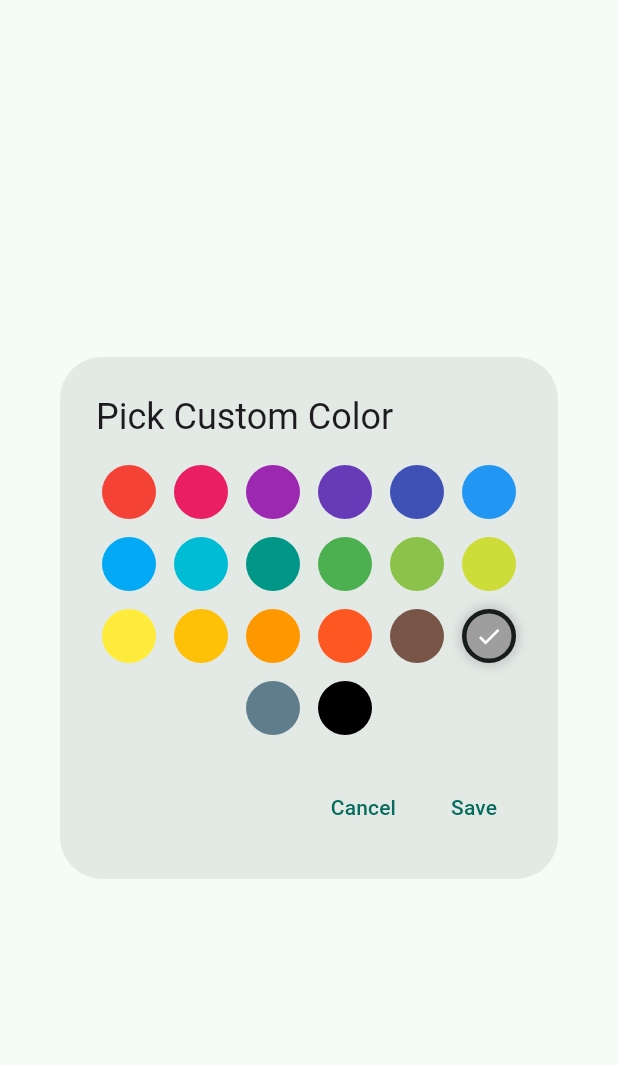
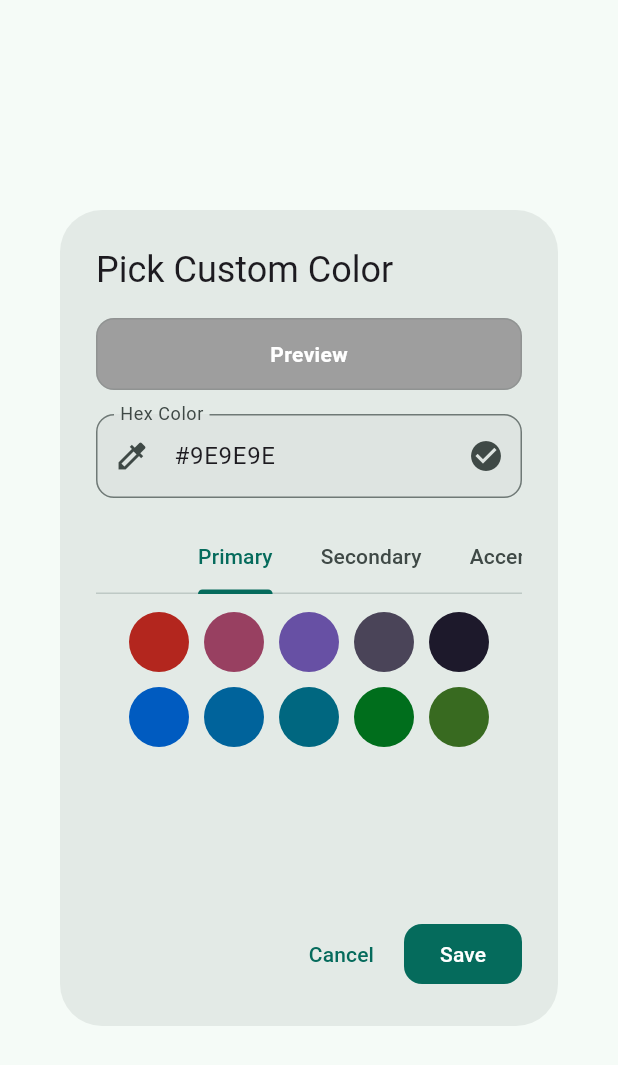
Before and after one commit to GREG0REG/CHATGPT-CODE-REPO, a Flutter app: the SimpleColorPickerDialog widget shown alone on an empty page, opened directly with empty values, on a phone screen of 412 x 824 dp. Shown: the top 1065 px of the screen. Run offline on Flutter 3.47's test engine with Material 3 defaults, Android fonts, the phone set to English and light mode, and no system bars; drawn by our look-alikes of dynamic_color; our stand-ins replace battery_plus, file_picker, fl_chart, flutter_local_notifications, flutter_tts, image_picker and 5 more; missing offline and left inert: workmanager; accounts and stored records are empty; statements that could not run were skipped.

Commit message:
Add Material 3 features to color picker dialog
Enhanced SimpleColorPickerDialog with Material 3 features including tonal palettes, hex input, and recent colors memory.

```diff
--- a/lib/WIDGET/simple_color_picker.dart
+++ b/lib/WIDGET/simple_color_picker.dart
@@ -1,13 +1,16 @@
 import 'package:flutter/material.dart';
+import 'package:flutter/services.dart';
 
-/// A simple preset-color picker dialog.
-/// Used by SettingsScreen > Custom Color.
+/// A simple preset-color picker dialog with Material 3 tonal palettes,
+/// hex input, and recent colors memory.
 class SimpleColorPickerDialog extends StatefulWidget {
   final Color initialColor;
+  final List<Color>? recentColors;
 
   const SimpleColorPickerDialog({
     super.key,
     required this.initialColor,
+    this.recentColors,
   });
 
   @override
@@ -15,10 +18,35 @@ class SimpleColorPickerDialog extends StatefulWidget {
       _SimpleColorPickerDialogState();
 }
 
-class _SimpleColorPickerDialogState extends State<SimpleColorPickerDialog> {
+class _SimpleColorPickerDialogState extends State<SimpleColorPickerDialog>
+    with SingleTickerProviderStateMixin {
   late Color _selected;
+  late TabController _tabController;
+  final _hexController = TextEditingController();
 
-  static const List<Color> _presets = [
+  // Material 3 tonal palettes
+  static const List<Color> _primaryTones = [
+    Color(0xFFB3261E), Color(0xFF984061), Color(0xFF6750A4),
+    Color(0xFF4A4458), Color(0xFF1D192B), Color(0xFF005BC0),
+    Color(0xFF00639B), Color(0xFF006780), Color(0xFF006E1C),
+    Color(0xFF386A20),
+  ];
+
+  static const List<Color> _secondaryTones = [
+    Color(0xFFE46962), Color(0xFFFFB4AB), Color(0xFFFFD8E4),
+    Color(0xFFE8DEF8), Color(0xFFD0BCFF), Color(0xFFCCC2DC),
+    Color(0xFF9CCAFF), Color(0xFF7D5260), Color(0xFF625B71),
+    Color(0xFF49454F),
+  ];
+
+  static const List<Color> _accentTones = [
+    Color(0xFFFF00FF), Color(0xFF00FFFF), Color(0xFF9D00FF),
+    Color(0xFFFF6B6B), Color(0xFFFFE66D), Color(0xFFFF8E53),
+    Color(0xFF00BFA5), Color(0xFF00E5FF), Color(0xFF76FF03),
+    Color(0xFFFFEA00),
+  ];
+
+  static const List<Color> _classicPresets = [
     Colors.red,
     Colors.pink,
     Colors.purple,
@@ -45,42 +73,180 @@ class _SimpleColorPickerDialogState extends State<SimpleColorPickerDialog> {
   void initState() {
     super.initState();
     _selected = widget.initialColor;
+    _tabController = TabController(length: 4, vsync: this);
+    _updateHexField();
+  }
+
+  @override
+  void dispose() {
+    _tabController.dispose();
+    _hexController.dispose();
+    super.dispose();
+  }
+
+  void _updateHexField() {
+    final hex = '#${_selected.value.toRadixString(16).padLeft(8, '0').substring(2).toUpperCase()}';
+    _hexController.text = hex;
+  }
+
+  void _onHexSubmitted(String value) {
+    try {
+      String hex = value.trim();
+      if (hex.startsWith('#')) hex = hex.substring(1);
+      if (hex.length == 6) hex = 'FF$hex';
+      if (hex.length == 8) {
+        final color = Color(int.parse(hex, radix: 16));
+        setState(() {
+          _selected = color;
+        });
+      }
+    } catch (_) {
+      // Invalid hex, ignore
+    }
+  }
+
+  Widget _buildColorGrid(List<Color> colors) {
+    return Wrap(
+      spacing: 10,
+      runSpacing: 10,
+      alignment: WrapAlignment.center,
+      children: colors.map((color) {
+        final isSel = color.value == _selected.value;
+        return InkWell(
+          onTap: () {
+            setState(() => _selected = color);
+            _updateHexField();
+          },
+          customBorder: const CircleBorder(),
+          child: AnimatedContainer(
+            duration: const Duration(milliseconds: 150),
+            width: 40,
+            height: 40,
+            decoration: BoxDecoration(
+              color: color,
+              shape: BoxShape.circle,
+              border: isSel
+                  ? Border.all(
+                      color: Theme.of(context).colorScheme.onSurface,
+                      width: 3,
+                    )
+                  : Border.all(color: Colors.transparent, width: 3),
+              boxShadow: isSel
+                  ? [
+                      BoxShadow(
+                        color: color.withOpacity(0.5),
+                        blurRadius: 8,
+                        spreadRadius: 2,
+                      )
+                    ]
+                  : null,
+            ),
+            child: isSel
+                ? const Icon(Icons.check, color: Colors.white, size: 20)
+                : null,
+          ),
+        );
+      }).toList(),
+    );
   }
 
   @override
   Widget build(BuildContext context) {
+    final cs = Theme.of(context).colorScheme;
+
     return AlertDialog(
       title: const Text('Pick Custom Color'),
       content: SizedBox(
-        width: 300,
-        child: Wrap(
-          spacing: 12,
-          runSpacing: 12,
-          alignment: WrapAlignment.center,
-          children: _presets.map((color) {
-            final isSel = color.value == _selected.value;
-            return InkWell(
-              onTap: () => setState(() => _selected = color),
-              customBorder: const CircleBorder(),
-              child: Container(
-                width: 36,
-                height: 36,
-                decoration: BoxDecoration(
-                  color: color,
-                  shape: BoxShape.circle,
-                  border: isSel
-                      ? Border.all(color: Theme.of(context).colorScheme.onSurface, width: 3)
-                      : Border.all(color: Colors.transparent, width: 3),
-                  boxShadow: isSel
-                      ? [BoxShadow(color: color.withOpacity(0.5), blurRadius: 6, spreadRadius: 2)]
-                      : null,
+        width: 320,
+        child: Column(
+          mainAxisSize: MainAxisSize.min,
+          children: [
+            // Preview
+            Container(
+              width: double.infinity,
+              height: 48,
+              decoration: BoxDecoration(
+                color: _selected,
+                borderRadius: BorderRadius.circular(12),
+                border: Border.all(color: cs.outline.withOpacity(0.3)),
+              ),
+              child: Center(
+                child: Text(
+                  'Preview',
+                  style: TextStyle(
+                    color: _selected.computeLuminance() > 0.5
+                        ? Colors.black
+                        : Colors.white,
+                    fontWeight: FontWeight.bold,
+                  ),
                 ),
-                child: isSel
-                    ? const Icon(Icons.check, color: Colors.white, size: 18)
-                    : null,
               ),
-            );
-          }).toList(),
+            ),
+            const SizedBox(height: 16),
+
+            // Hex input
+            TextField(
+              controller: _hexController,
+              decoration: InputDecoration(
+                labelText: 'Hex Color',
+                hintText: '#FF5733',
+                prefixIcon: const Icon(Icons.colorize),
+                suffixIcon: IconButton(
+                  icon: const Icon(Icons.check_circle),
+                  onPressed: () => _onHexSubmitted(_hexController.text),
+                ),
+                border: OutlineInputBorder(
+                  borderRadius: BorderRadius.circular(12),
+                ),
+              ),
+              textCapitalization: TextCapitalization.characters,
+              onSubmitted: _onHexSubmitted,
+            ),
+            const SizedBox(height: 16),
+
+            // Recent colors
+            if (widget.recentColors != null && widget.recentColors!.isNotEmpty) ...[
+              Align(
+                alignment: Alignment.centerLeft,
+                child: Text(
+                  'Recent',
+                  style: TextStyle(
+                    fontSize: 12,
+                    fontWeight: FontWeight.w600,
+                    color: cs.onSurfaceVariant,
+                  ),
+                ),
+              ),
+              const SizedBox(height: 8),
+              _buildColorGrid(widget.recentColors!),
+              const SizedBox(height: 16),
+            ],
+
+            // Tabs
+            TabBar(
+              controller: _tabController,
+              isScrollable: true,
+              tabs: const [
+                Tab(text: 'Primary'),
+                Tab(text: 'Secondary'),
+                Tab(text: 'Accent'),
+                Tab(text: 'Classic'),
+              ],
+            ),
+            const SizedBox(height: 12),
+            SizedBox(
+              height: 180,
+              child: TabBarView(
+                controller: _tabController,
+                children: [
+                  SingleChildScrollView(child: _buildColorGrid(_primaryTones)),
+                  SingleChildScrollView(child: _buildColorGrid(_secondaryTones)),
+                  SingleChildScrollView(child: _buildColorGrid(_accentTones)),
+                  SingleChildScrollScrollView(child: _buildColorGrid(_classicPresets)),
+                ],
+              ),
+            ),
+          ],
         ),
       ),
       actions: [
@@ -88,7 +254,7 @@ class _SimpleColorPickerDialogState extends State<SimpleColorPickerDialog> {
           onPressed: () => Navigator.pop(context),
           child: const Text('Cancel'),
         ),
-        TextButton(
+        FilledButton(
           onPressed: () => Navigator.pop(context, _selected),
           child: const Text('Save'),
         ),
```
